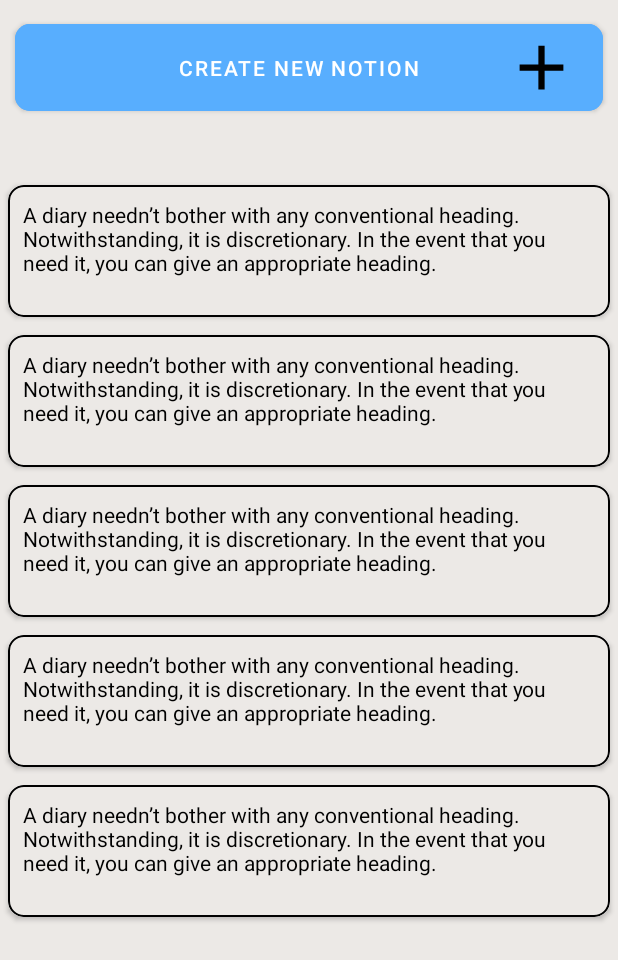
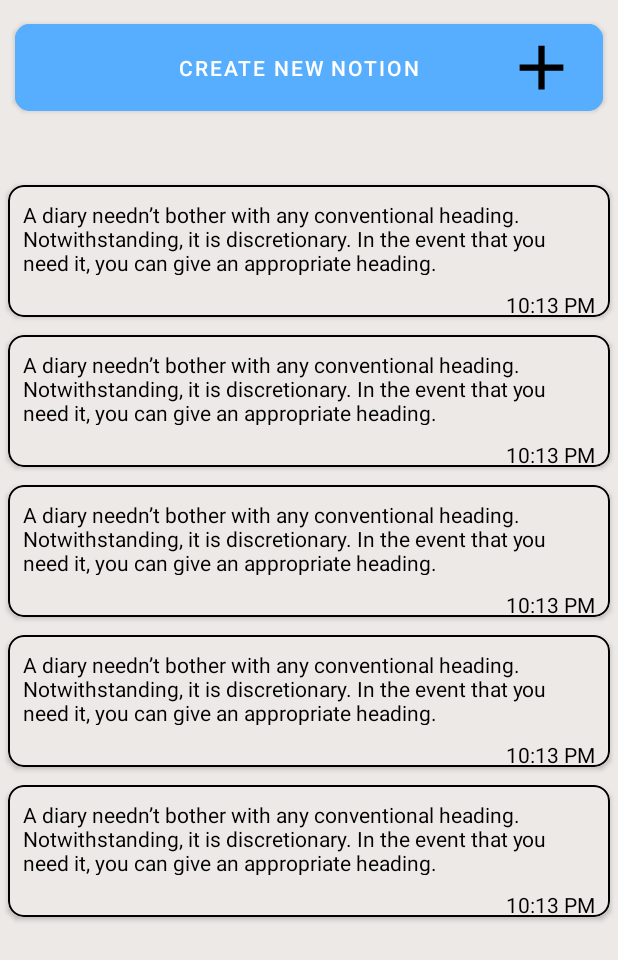
Before and after one commit to Bhavikk01/sentimental_analyzer, an Android app: the layout activity_create_note.xml on its own in the app's theme, with its tools: preview values and no code run, on a phone screen of 412 x 824 dp. Shown: the top 960 px of the screen. Run offline under Robolectric (Android 15) with nearby library versions, the phone set to English and light mode, and no system bars.

Commit message:
intial commit

```diff
--- a/app/src/main/res/layout/card_notion.xml
+++ b/app/src/main/res/layout/card_notion.xml
@@ -13,16 +13,24 @@
         android:layout_width="match_parent"
         android:layout_height="match_parent"
         android:background="@drawable/card_notion_background"
+        android:orientation="vertical"
         >
 
         <TextView
             android:layout_width="match_parent"
-            android:layout_height="wrap_content"
+            android:layout_height="70dp"
             android:text="@string/diary"
             android:padding="10dp"
             android:textColor="@color/black"/>
 
-
+        <TextView
+            android:layout_width="match_parent"
+            android:layout_height="match_parent"
+            android:text="10:13 PM"
+            android:textColor="@color/black"
+            android:gravity="right"
+            android:paddingEnd="10dp"
+            />
 
 
 
```
